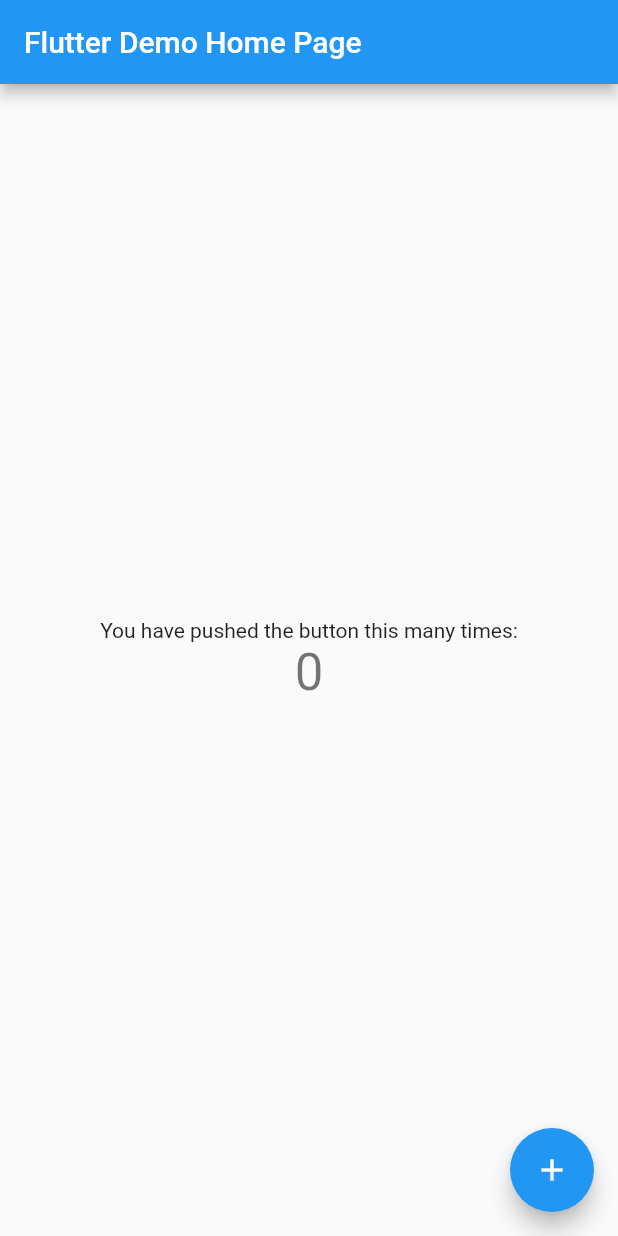
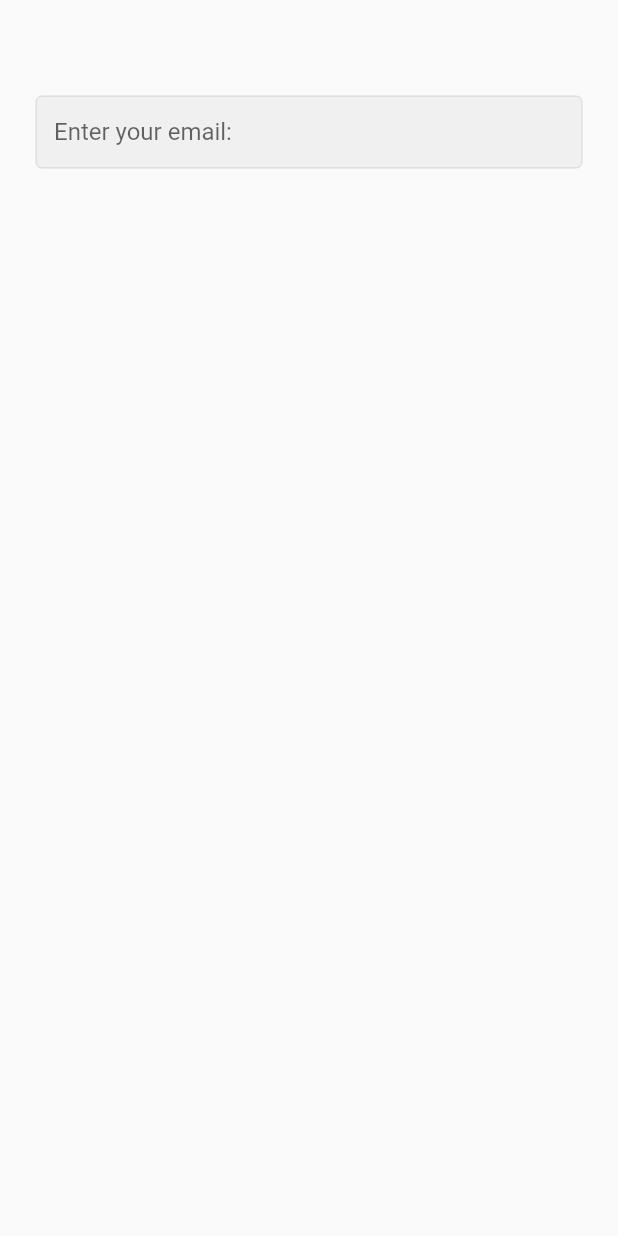
Before and after one commit to MohammedGhazaly/e-commerce_flower, a Flutter app: the screen it shows after launch, on a phone screen of 412 x 824 dp. Run offline on Flutter 3.47's test engine with Material 2 defaults, Android fonts, the phone set to English and light mode, and no system bars.

Commit message:
created custom text field

```diff
--- a/lib/main.dart
+++ b/lib/main.dart
@@ -1,3 +1,4 @@
+import 'package:e_commerce_flower/pages/login_page.dart';
 import 'package:flutter/material.dart';
 
 void main() {
@@ -11,105 +12,11 @@
   @override
   Widget build(BuildContext context) {
     return MaterialApp(
-      title: 'Flutter Demo',
-      theme: ThemeData(
-        // This is the theme of your application.
-        //
-        // Try running your application with "flutter run". You'll see the
-        // application has a blue toolbar. Then, without quitting the app, try
-        // changing the primarySwatch below to Colors.green and then invoke
-        // "hot reload" (press "r" in the console where you ran "flutter run",
-        // or simply save your changes to "hot reload" in a Flutter IDE).
-        // Notice that the counter didn't reset back to zero; the application
-        // is not restarted.
-        primarySwatch: Colors.blue,
-      ),
-      home: const MyHomePage(title: 'Flutter Demo Home Page'),
-    );
+        debugShowCheckedModeBanner: false,
+        title: 'Flutter Demo',
+        theme: ThemeData(
+          primarySwatch: Colors.blue,
+        ),
+        home: LoginPage());
   }
 }
-
-class MyHomePage extends StatefulWidget {
-  const MyHomePage({super.key, required this.title});
-
-  // This widget is the home page of your application. It is stateful, meaning
-  // that it has a State object (defined below) that contains fields that affect
-  // how it looks.
-
-  // This class is the configuration for the state. It holds the values (in this
-  // case the title) provided by the parent (in this case the App widget) and
-  // used by the build method of the State. Fields in a Widget subclass are
-  // always marked "final".
-
-  final String title;
-
-  @override
-  State<MyHomePage> createState() => _MyHomePageState();
-}
-
-class _MyHomePageState extends State<MyHomePage> {
-  int _counter = 0;
-
-  void _incrementCounter() {
-    setState(() {
-      // This call to setState tells the Flutter framework that something has
-      // changed in this State, which causes it to rerun the build method below
-      // so that the display can reflect the updated values. If we changed
-      // _counter without calling setState(), then the build method would not be
-      // called again, and so nothing would appear to happen.
-      _counter++;
-    });
-  }
-
-  @override
-  Widget build(BuildContext context) {
-    // This method is rerun every time setState is called, for instance as done
-    // by the _incrementCounter method above.
-    //
-    // The Flutter framework has been optimized to make rerunning build methods
-    // fast, so that you can just rebuild anything that needs updating rather
-    // than having to individually change instances of widgets.
-    return Scaffold(
-      appBar: AppBar(
-        // Here we take the value from the MyHomePage object that was created by
-        // the App.build method, and use it to set our appbar title.
-        title: Text(widget.title),
-      ),
-      body: Center(
-        // Center is a layout widget. It takes a single child and positions it
-        // in the middle of the parent.
-        child: Column(
-          // Column is also a layout widget. It takes a list of children and
-          // arranges them vertically. By default, it sizes itself to fit its
-          // children horizontally, and tries to be as tall as its parent.
-          //
-          // Invoke "debug painting" (press "p" in the console, choose the
-          // "Toggle Debug Paint" action from the Flutter Inspector in Android
-          // Studio, or the "Toggle Debug Paint" command in Visual Studio Code)
-          // to see the wireframe for each widget.
-          //
-          // Column has various properties to control how it sizes itself and
-          // how it positions its children. Here we use mainAxisAlignment to
-          // center the children vertically; the main axis here is the vertical
-          // axis because Columns are vertical (the cross axis would be
-          // horizontal).
-          mainAxisAlignment: MainAxisAlignment.center,
-          children: <Widget>[
-            const Text(
-              'You have pushed the button this many times:',
-            ),
-            Text(
-              '$_counter',
-              style: Theme.of(context).textTheme.headlineMedium,
-            ),
-          ],
-        ),
-      ),
-      floatingActionButton: FloatingActionButton(
-        onPressed: _incrementCounter,
-        tooltip: 'Increment',
-        child: const Icon(Icons.add),
-      ), // This trailing comma makes auto-formatting nicer for build methods.
-    );
-  }
-}
--- /dev/null
+++ b/lib/pages/login_page.dart
@@ -0,0 +1,25 @@
+import 'package:e_commerce_flower/widgets/custom_text_field.dart';
+import 'package:flutter/material.dart';
+import 'package:flutter/src/widgets/framework.dart';
+import 'package:flutter/src/widgets/placeholder.dart';
+
+class LoginPage extends StatelessWidget {
+  const LoginPage({super.key});
+
+  @override
+  Widget build(BuildContext context) {
+    return Scaffold(
+      body: Padding(
+        padding: const EdgeInsets.symmetric(horizontal: 24),
+        child: Column(
+          children: [
+            SizedBox(
+              height: 64,
+            ),
+            CustomTextField()
+          ],
+        ),
+      ),
+    );
+  }
+}
--- /dev/null
+++ b/lib/widgets/custom_text_field.dart
@@ -0,0 +1,23 @@
+import 'package:flutter/material.dart';
+
+class CustomTextField extends StatelessWidget {
+  const CustomTextField({
+    super.key,
+  });
+
+  @override
+  Widget build(BuildContext context) {
+    return TextField(
+      keyboardType: TextInputType.text,
+      obscureText: false,
+      decoration: InputDecoration(
+          hintText: "Enter your email: ",
+          enabledBorder:
+              OutlineInputBorder(borderSide: Divider.createBorderSide(context)),
+          focusedBorder:
+              OutlineInputBorder(borderSide: BorderSide(color: Colors.grey)),
+          filled: true,
+          contentPadding: EdgeInsets.all(12)),
+    );
+  }
+}
```
